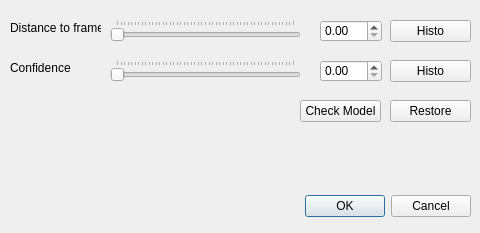
Before: the Qt Designer form qCC/ui_templates/bdrFacetFilterDlg.ui in CloudCompare/CloudCompare, drawn with Qt 5.
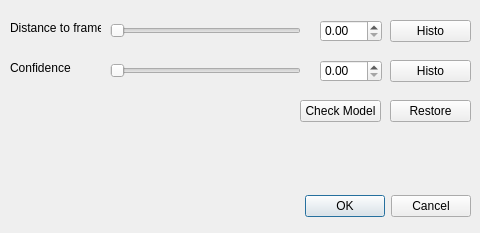
After: the same form once the commit is applied.

The edit to the form file:
```diff
--- a/qCC/ui_templates/bdrFacetFilterDlg.ui
+++ b/qCC/ui_templates/bdrFacetFilterDlg.ui
@@ -48,7 +48,7 @@
     <enum>Qt::Horizontal</enum>
    </property>
    <property name="tickPosition">
-    <enum>QSlider::TicksAbove</enum>
+    <enum>QSlider::NoTicks</enum>
    </property>
   </widget>
   <widget class="QSlider" name="BDRFacetFilterConfSlider">
@@ -73,7 +73,7 @@
     <enum>Qt::Horizontal</enum>
    </property>
    <property name="tickPosition">
-    <enum>QSlider::TicksAbove</enum>
+    <enum>QSlider::NoTicks</enum>
    </property>
   </widget>
   <widget class="QLabel" name="label">
```
Left out of the diff: 4 changed lines with no effect on the pictures.
